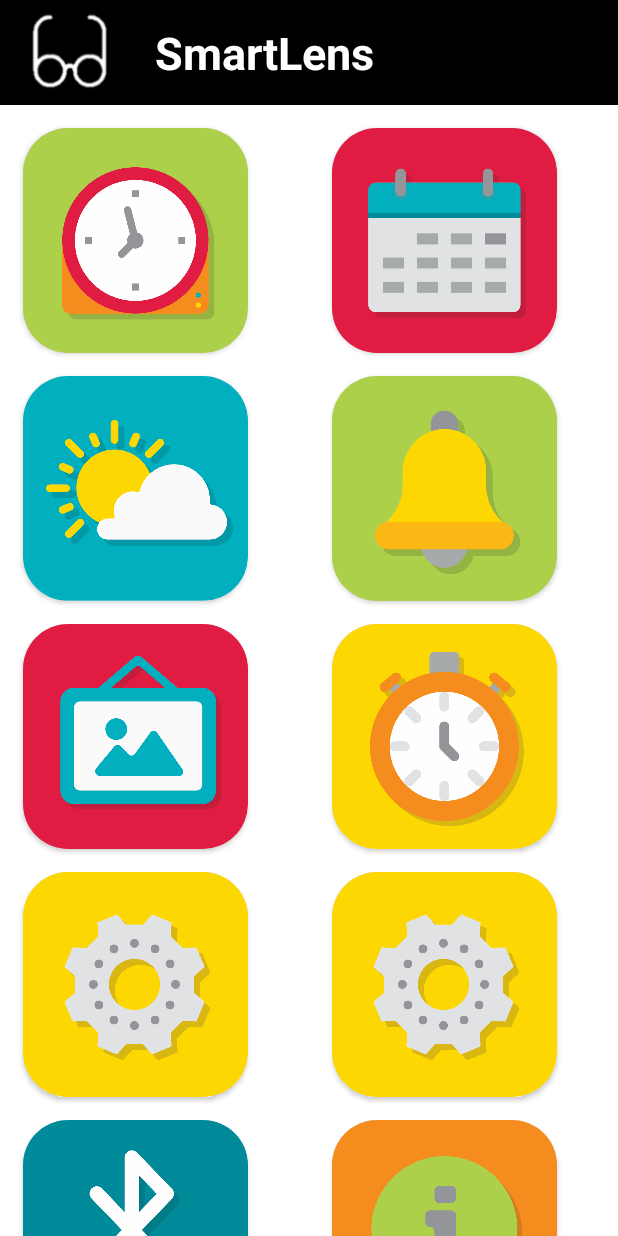
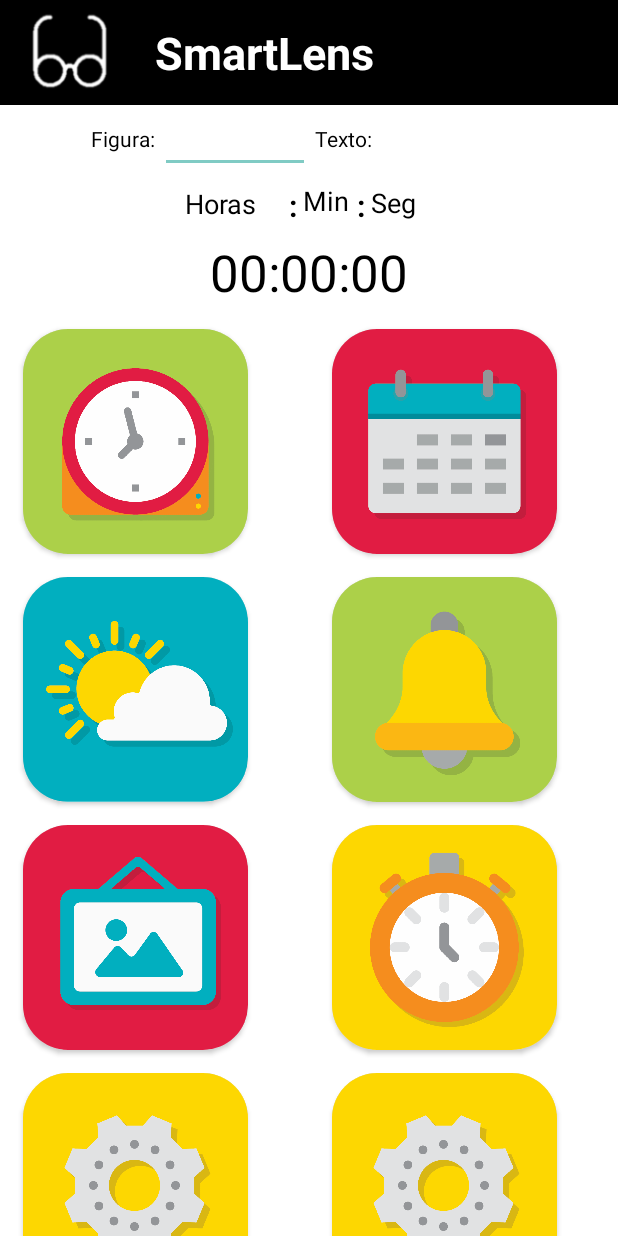
Before and after one commit to AkatzinBH/SmartLens, an Android app: the screen it shows after launch (MainActivity), on a phone screen of 412 x 824 dp. Run offline under Robolectric (Android 15) with nearby library versions, the phone set to English and light mode, and no system bars.

Commit message:
pedir numero de figura y texto

```diff
--- a/app/src/main/java/com/example/smartlens/MainActivity.java
+++ b/app/src/main/java/com/example/smartlens/MainActivity.java
@@ -673,7 +673,15 @@
             public void onFinish() {
 
                 flag = true;
-                mmBluetoothService.write("Temporizador");
+                if (mmBluetoothService != null)
+                {
+                    mmBluetoothService.write("Temporizador");
+                }
+                else
+                {
+                    Toast.makeText(MainActivity.this, "No hay conexion BT", Toast.LENGTH_SHORT) .show();
+                }
+
 
             }
         }.start();
--- a/app/src/main/res/layout/activity_main.xml
+++ b/app/src/main/res/layout/activity_main.xml
@@ -55,15 +55,6 @@
             </androidx.appcompat.widget.Toolbar>
 
 
-        <androidx.recyclerview.widget.RecyclerView
-            android:id="@+id/rvMenuPrincial"
-            android:layout_width="match_parent"
-            android:layout_height="wrap_content"
-            android:paddingTop="10dp"
-            android:layout_gravity="center">
-
-        </androidx.recyclerview.widget.RecyclerView>
-
         <LinearLayout
         android:id="@+id/llMenu2"
         android:layout_width="match_parent"
@@ -88,7 +79,8 @@
                 android:layout_width="100dp"
                 android:layout_height="wrap_content"
                 android:ems="10"
-                android:inputType="textPersonName" />
+                android:inputType="textPersonName"
+                android:textColor="#000000"/>
 
             <TextView
                 android:id="@+id/textView"
@@ -103,8 +95,7 @@
                 android:layout_height="wrap_content"
                 android:ems="10"
                 android:inputType="textPersonName"
-                android:text="Name"
-                android:textColorHint="#000000"
+                android:textColor="#000000"
                  />
 
     </LinearLayout>
@@ -125,6 +116,8 @@
             android:layout_width="73dp"
             android:layout_height="43dp"
             android:ems="10"
+            android:textColorHint="#000000"
+            android:textColor="#000000"
             android:hint="Horas"
             android:inputType="number" />
 
@@ -133,6 +126,7 @@
             android:layout_width="wrap_content"
             android:layout_height="wrap_content"
             android:text=":"
+            android:textColor="#000000"
             android:textSize="20sp"
             android:textStyle="bold" />
 
@@ -141,6 +135,8 @@
             android:layout_width="40dp"
             android:layout_height="40dp"
             android:ems="10"
+            android:textColorHint="#000000"
+            android:textColor="#000000"
             android:hint="Min"
             android:inputType="number" />
 
@@ -149,6 +145,7 @@
             android:layout_width="wrap_content"
             android:layout_height="wrap_content"
             android:text=":"
+            android:textColor="#000000"
             android:textSize="20sp"
             android:textStyle="bold" />
 
@@ -157,7 +154,10 @@
             android:layout_width="49dp"
             android:layout_height="42dp"
             android:ems="10"
+            android:textColorHint="#000000"
+            android:textColor="#000000"
             android:hint="Seg"
+
             android:inputType="number" />
     </LinearLayout>
         <TextView
@@ -165,7 +165,19 @@
             android:layout_width="wrap_content"
             android:layout_height="wrap_content"
             android:text="00:00:00"
+            android:textColor="#000000"
+
             android:textSize="34sp"
             android:layout_gravity="center"/>
+
+        <androidx.recyclerview.widget.RecyclerView
+            android:id="@+id/rvMenuPrincial"
+            android:layout_width="match_parent"
+            android:layout_height="wrap_content"
+            android:layout_gravity="center"
+            android:paddingTop="10dp">
+
+        </androidx.recyclerview.widget.RecyclerView>
+
     </LinearLayout>
 </androidx.constraintlayout.widget.ConstraintLayout>
```
